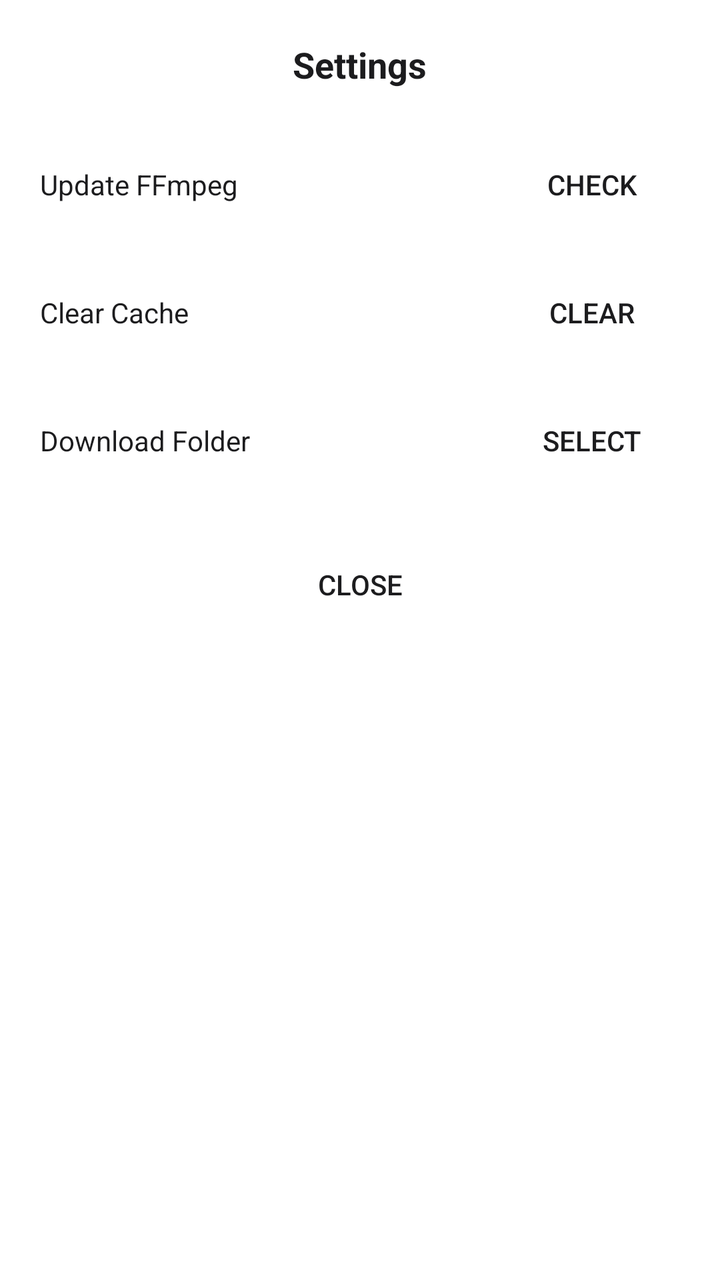
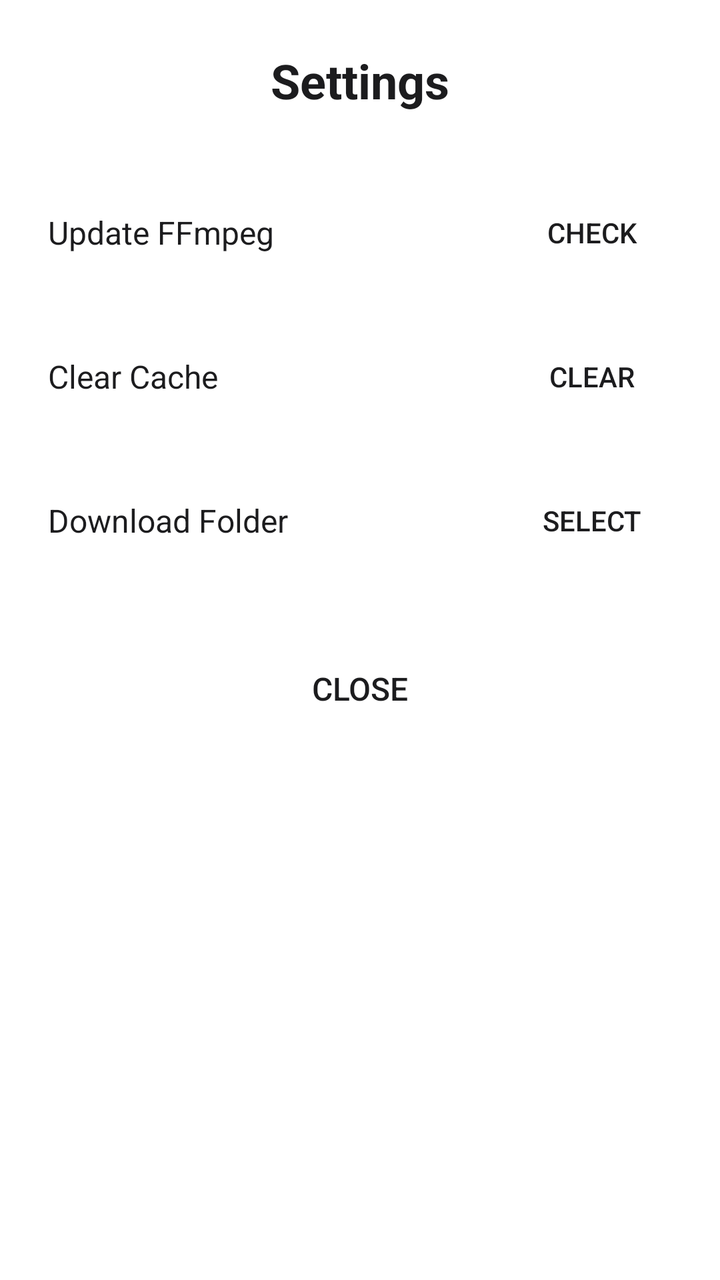

Before-and-after screenshots of an Android layout around one commit, followed by the original layout XML and the change that was made.
<!-- AndroidManifest.xml: application theme Theme.VFconv -->
<!-- res/layout/dialog_settings.xml -->
<LinearLayout xmlns:android="http://schemas.android.com/apk/res/android"
    android:layout_width="match_parent"
    android:layout_height="wrap_content"
    android:orientation="vertical"
    android:padding="20dp"
    android:background="@drawable/glass_settings_bg">

    <TextView
        android:layout_width="wrap_content"
        android:layout_height="wrap_content"
        android:text="Settings"
        android:textColor="#1C1C1E"
        android:textSize="18sp"
        android:textStyle="bold"
        android:layout_gravity="center_horizontal"
        android:layout_marginBottom="16dp" />

    <LinearLayout
        android:layout_width="match_parent"
        android:layout_height="wrap_content"
        android:orientation="horizontal"
        android:gravity="center_vertical"
        android:paddingVertical="8dp">

        <TextView
            android:layout_width="0dp"
            android:layout_height="wrap_content"
            android:layout_weight="1"
            android:text="Update FFmpeg"
            android:textColor="#1C1C1E" />

        <Button
            android:id="@+id/btn_update_ffmpeg"
            android:layout_width="wrap_content"
            android:layout_height="wrap_content"
            android:text="Check"
            android:background="@drawable/glass_button_small"
            android:textColor="#1C1C1E" />
    </LinearLayout>

    <LinearLayout
        android:layout_width="match_parent"
        android:layout_height="wrap_content"
        android:orientation="horizontal"
        android:gravity="center_vertical"
        android:paddingVertical="8dp">

        <TextView
            android:layout_width="0dp"
            android:layout_height="wrap_content"
            android:layout_weight="1"
            android:text="Clear Cache"
            android:textColor="#1C1C1E" />

        <Button
            android:id="@+id/btn_clear_cache"
            android:layout_width="wrap_content"
            android:layout_height="wrap_content"
            android:text="Clear"
            android:background="@drawable/glass_button_small"
            android:textColor="#1C1C1E" />
    </LinearLayout>

    <LinearLayout
        android:layout_width="match_parent"
        android:layout_height="wrap_content"
        android:orientation="horizontal"
        android:gravity="center_vertical"
        android:paddingVertical="8dp">

        <TextView
            android:layout_width="0dp"
            android:layout_height="wrap_content"
            android:layout_weight="1"
            android:text="Download Folder"
            android:textColor="#1C1C1E" />

        <Button
            android:id="@+id/btn_choose_folder"
            android:layout_width="wrap_content"
            android:layout_height="wrap_content"
            android:text="Select"
            android:background="@drawable/glass_button_small"
            android:textColor="#1C1C1E" />
    </LinearLayout>

    <Button
        android:id="@+id/btn_close"
        android:layout_width="match_parent"
        android:layout_height="wrap_content"
        android:layout_marginTop="16dp"
        android:text="Close"
        android:background="@drawable/glass_button"
        android:textColor="#1C1C1E" />
</LinearLayout>
<!-- resources referenced by this layout -->
<resources>
  <!-- drawable glass_button (drawable) -->
  <shape xmlns:android="http://schemas.android.com/apk/res/android">
      <solid android:color="#26FFFFFF" />
      <corners android:radius="12dp" />
      <stroke android:width="1dp" android:color="#80FFFFFF" />
  </shape>
  <!-- drawable glass_button_small (drawable) -->
  <shape xmlns:android="http://schemas.android.com/apk/res/android">
      <solid android:color="#26FFFFFF" />
      <corners android:radius="8dp" />
      <stroke android:width="1dp" android:color="#80FFFFFF" />
  </shape>
  <!-- drawable glass_settings_bg (drawable) -->
  <shape xmlns:android="http://schemas.android.com/apk/res/android">
      <solid android:color="#B3FFFFFF" />
      <corners android:radius="20dp" />
      <stroke android:width="1dp" android:color="#80FFFFFF" />
  </shape>
  <style name="Theme.VFconv" parent="Theme.Material3.DayNight.NoActionBar">
          <item name="android:windowBackground">@android:color/transparent</item>
          <item name="android:statusBarColor">@android:color/transparent</item>
      </style>
</resources>

<!-- the commit's change to res/layout/dialog_settings.xml (unified diff, before → after) -->
@@ -2,7 +2,7 @@
     android:layout_width="match_parent"
     android:layout_height="wrap_content"
     android:orientation="vertical"
-    android:padding="20dp"
+    android:padding="24dp"
     android:background="@drawable/glass_settings_bg">
 
     <TextView
@@ -10,24 +10,25 @@
         android:layout_height="wrap_content"
         android:text="Settings"
         android:textColor="#1C1C1E"
-        android:textSize="18sp"
+        android:textSize="24sp"
         android:textStyle="bold"
         android:layout_gravity="center_horizontal"
-        android:layout_marginBottom="16dp" />
+        android:layout_marginBottom="24dp" />
 
     <LinearLayout
         android:layout_width="match_parent"
         android:layout_height="wrap_content"
         android:orientation="horizontal"
         android:gravity="center_vertical"
-        android:paddingVertical="8dp">
+        android:paddingVertical="12dp">
 
         <TextView
             android:layout_width="0dp"
             android:layout_height="wrap_content"
             android:layout_weight="1"
             android:text="Update FFmpeg"
-            android:textColor="#1C1C1E" />
+            android:textColor="#1C1C1E"
+            android:textSize="16sp" />
 
         <Button
             android:id="@+id/btn_update_ffmpeg"
@@ -35,7 +36,9 @@
             android:layout_height="wrap_content"
             android:text="Check"
             android:background="@drawable/glass_button_small"
-            android:textColor="#1C1C1E" />
+            android:textColor="#1C1C1E"
+            android:minWidth="80dp"
+            android:textSize="14sp" />
     </LinearLayout>
 
     <LinearLayout
@@ -43,14 +46,15 @@
         android:layout_height="wrap_content"
         android:orientation="horizontal"
         android:gravity="center_vertical"
-        android:paddingVertical="8dp">
+        android:paddingVertical="12dp">
 
         <TextView
             android:layout_width="0dp"
             android:layout_height="wrap_content"
             android:layout_weight="1"
             android:text="Clear Cache"
-            android:textColor="#1C1C1E" />
+            android:textColor="#1C1C1E"
+            android:textSize="16sp" />
 
         <Button
             android:id="@+id/btn_clear_cache"
@@ -58,7 +62,9 @@
             android:layout_height="wrap_content"
             android:text="Clear"
             android:background="@drawable/glass_button_small"
-            android:textColor="#1C1C1E" />
+            android:textColor="#1C1C1E"
+            android:minWidth="80dp"
+            android:textSize="14sp" />
     </LinearLayout>
 
     <LinearLayout
@@ -66,14 +72,15 @@
         android:layout_height="wrap_content"
         android:orientation="horizontal"
         android:gravity="center_vertical"
-        android:paddingVertical="8dp">
+        android:paddingVertical="12dp">
 
         <TextView
             android:layout_width="0dp"
             android:layout_height="wrap_content"
             android:layout_weight="1"
             android:text="Download Folder"
-            android:textColor="#1C1C1E" />
+            android:textColor="#1C1C1E"
+            android:textSize="16sp" />
 
         <Button
             android:id="@+id/btn_choose_folder"
@@ -81,15 +88,18 @@
             android:layout_height="wrap_content"
             android:text="Select"
             android:background="@drawable/glass_button_small"
-            android:textColor="#1C1C1E" />
+            android:textColor="#1C1C1E"
+            android:minWidth="80dp"
+            android:textSize="14sp" />
     </LinearLayout>
 
     <Button
         android:id="@+id/btn_close"
         android:layout_width="match_parent"
         android:layout_height="wrap_content"
-        android:layout_marginTop="16dp"
+        android:layout_marginTop="24dp"
         android:text="Close"
         android:background="@drawable/glass_button"
-        android:textColor="#1C1C1E" />
+        android:textColor="#1C1C1E"
+        android:textSize="16sp" />
 </LinearLayout>
